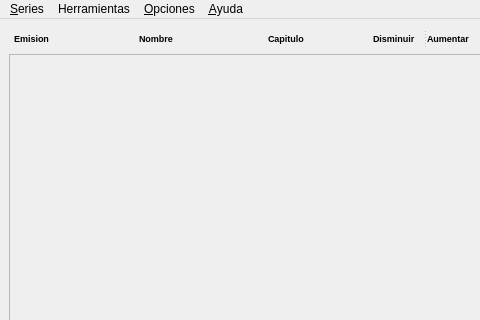
Above: app/views/ui/series.ui from procamora/series_manager before the change; both pictures show x 0 to 480 and y 0 to 320 of the 645 by 533 pixel window. Below: the same form after it.
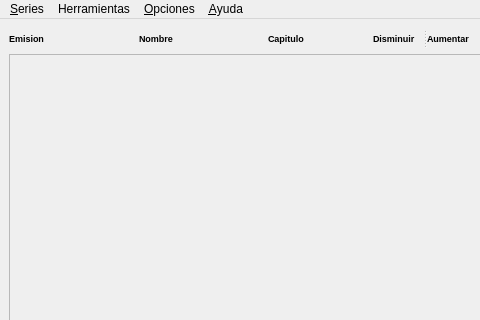
That is the form after the change. Icons and pictures are not drawn.

```diff
--- a/app/views/ui/series.ui
+++ b/app/views/ui/series.ui
@@ -113,7 +113,7 @@
          </font>
         </property>
         <property name="text">
-         <string>  Emision</string>
+                                    <string>Emision</string>
         </property>
         <property name="wordWrap">
          <bool>false</bool>
```
Left out of the diff: 15 changed lines with no effect on the pictures. Lines whose indentation alone changed are shown as unchanged.
